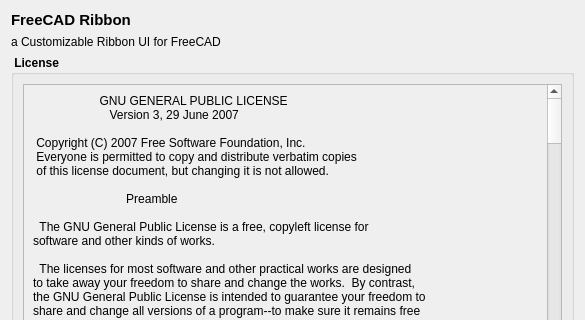
Before: the Qt Designer form Resources/ui/LicenseForm.ui in APEbbers/FreeCAD-Ribbon, drawn with Qt 5; both pictures show x 0 to 585 and y 0 to 320 of the 585 by 642 pixel window.
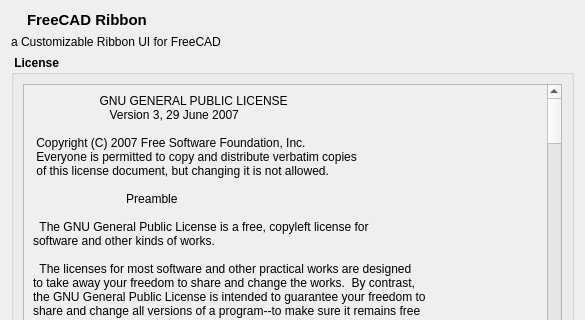
After: the same form once the commit is applied.

Commit message: Added a logo to the licence form

Patch:
```diff
--- a/Resources/ui/LicenseForm.ui
+++ b/Resources/ui/LicenseForm.ui
@@ -13,16 +13,51 @@
   <property name="windowTitle">
    <string>about FreeCAD Ribbon</string>
   </property>
-  <layout class="QGridLayout" name="gridLayout">
-   <item row="3" column="0">
-    <widget class="QDialogButtonBox" name="buttonBox">
-     <property name="orientation">
-      <enum>Qt::Orientation::Horizontal</enum>
-     </property>
-     <property name="standardButtons">
-      <set>QDialogButtonBox::StandardButton::Ok</set>
-     </property>
-    </widget>
+  <layout class="QGridLayout" name="gridLayout_4">
+   <item row="0" column="0">
+    <layout class="QGridLayout" name="gridLayout">
+     <item row="0" column="0">
+      <widget class="QLabel" name="LogoHolder">
+       <property name="sizePolicy">
+        <sizepolicy hsizetype="Fixed" vsizetype="Fixed">
+         <horstretch>0</horstretch>
+         <verstretch>0</verstretch>
+        </sizepolicy>
+       </property>
+       <property name="minimumSize">
+        <size>
+         <width>10</width>
+         <height>10</height>
+        </size>
+       </property>
+       <property name="sizeIncrement">
+        <size>
+         <width>20</width>
+         <height>20</height>
+        </size>
+       </property>
+       <property name="text">
+        <string/>
+       </property>
+       <property name="scaledContents">
+        <bool>true</bool>
+       </property>
+      </widget>
+     </item>
+     <item row="0" column="1">
+      <widget class="QLabel" name="TitleText">
+       <property name="font">
+        <font>
+         <pointsize>11</pointsize>
+         <bold>true</bold>
+        </font>
+       </property>
+       <property name="text">
+        <string>FreeCAD Ribbon</string>
+       </property>
+      </widget>
+     </item>
+    </layout>
    </item>
    <item row="1" column="0">
     <widget class="QLabel" name="Introduction">
@@ -699,16 +734,13 @@
      </layout>
     </widget>
    </item>
-   <item row="0" column="0">
-    <widget class="QLabel" name="TitleText">
-     <property name="font">
-      <font>
-       <pointsize>11</pointsize>
-       <bold>true</bold>
-      </font>
+   <item row="3" column="0">
+    <widget class="QDialogButtonBox" name="buttonBox">
+     <property name="orientation">
+      <enum>Qt::Orientation::Horizontal</enum>
      </property>
-     <property name="text">
-      <string>FreeCAD Ribbon</string>
+     <property name="standardButtons">
+      <set>QDialogButtonBox::StandardButton::Ok</set>
      </property>
     </widget>
    </item>
```
The commit also changes 2 other files.
